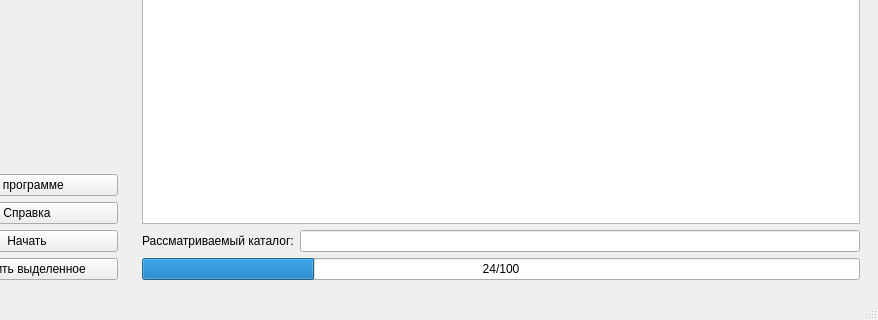
Qt form mainwindow.ui (WinNice98/duplicate_finder) before a commit; both pictures show x 82 to 960 and y 220 to 540 of the 960 by 540 pixel window.
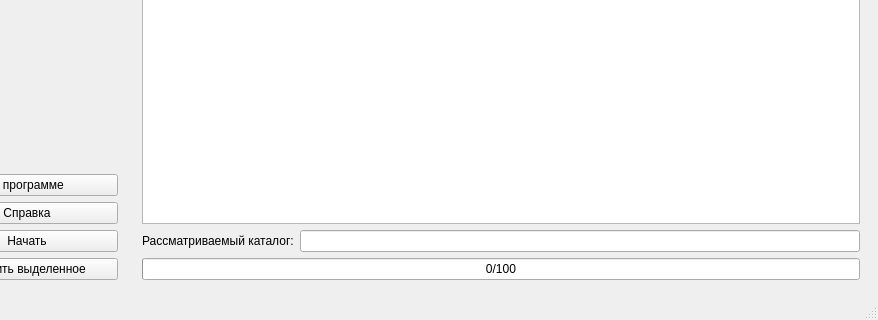
The same form after that commit.

```diff
--- a/mainwindow.ui
+++ b/mainwindow.ui
@@ -153,7 +153,7 @@
        <item row="3" column="0" colspan="2">
         <widget class="QProgressBar" name="progressBar">
          <property name="value">
-          <number>24</number>
+          <number>0</number>
          </property>
          <property name="format">
           <string>%v/%m</string>
```
